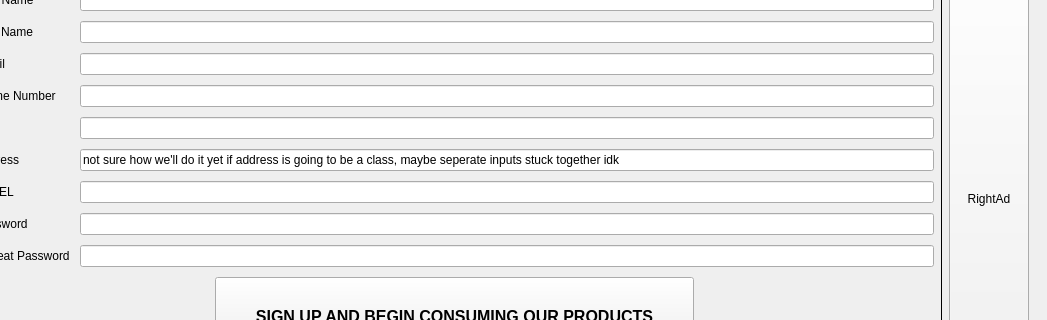
Above: mainwindow.ui from hnowakowski/Online-shop-simulator before the change; both pictures show x 138 to 1185 and y 132 to 452 of the 1185 by 656 pixel window. Below: the same form after it.
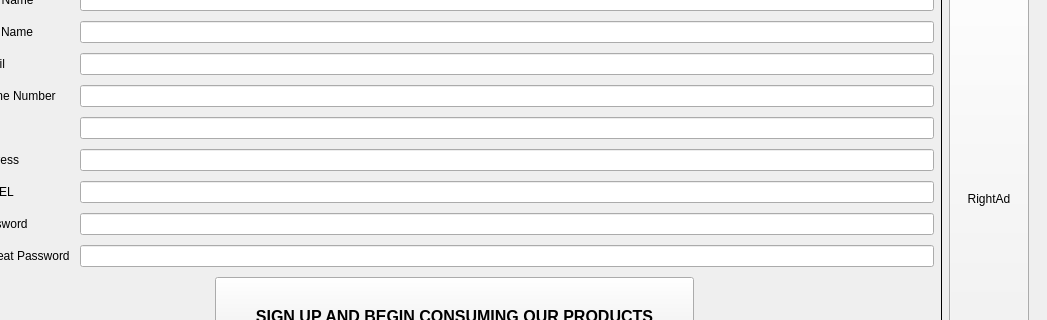
That is the form after the change. The open tabs and pages were chosen to show the change.

```diff
--- a/mainwindow.ui
+++ b/mainwindow.ui
@@ -683,7 +683,7 @@
               <item row="5" column="1">
                <widget class="QLineEdit" name="lineEditAddress">
                 <property name="text">
-                 <string>not sure how we'll do it yet if address is going to be a class, maybe seperate inputs stuck together idk</string>
+                 <string/>
                 </property>
                </widget>
               </item>
```
Left out of the diff: 6 changed lines with no effect on the pictures.
